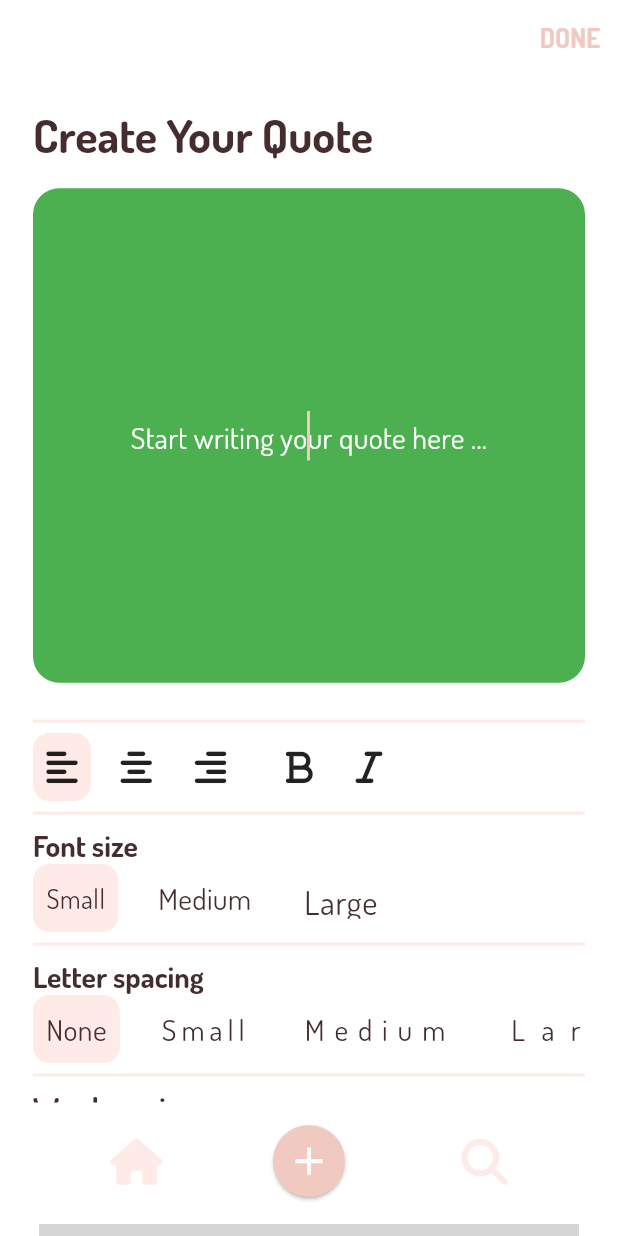
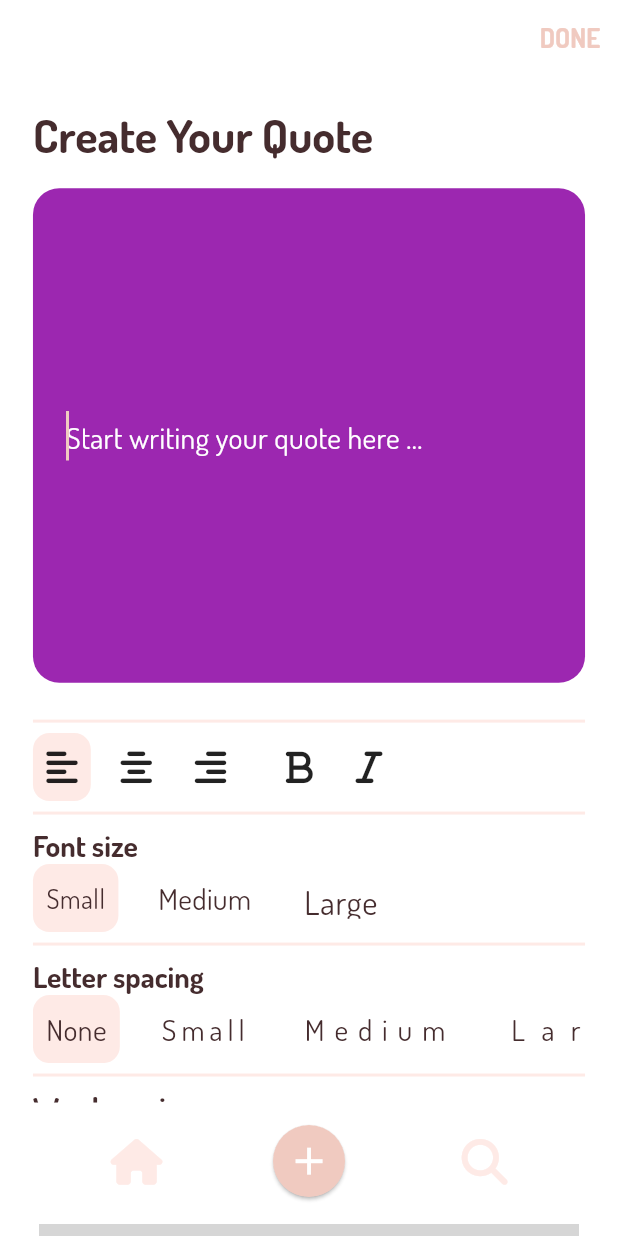
Before and after one commit to passion-127/flutter-quote_generator, a Flutter app: the CreateQuoteScreen screen opened by its route, on a phone screen of 412 x 824 dp. Run offline on Flutter 3.47's test engine with Material 2 defaults, Android fonts, the phone set to English and light mode, and no system bars; our stand-ins replace flutter_riverpod, flutter_screenutil, font_awesome_flutter, go_router; missing offline and left inert: flex_color_picker; grey boxes are pictures that could not be loaded.

Commit message:
riverpod for textsettings

```diff
--- a/lib/main.dart
+++ b/lib/main.dart
@@ -1,8 +1,11 @@
 import 'package:flutter/material.dart';
+import 'package:flutter_riverpod/flutter_riverpod.dart';
 import 'app/app.dart';
 
 void main() {
   runApp(
-    const QuoteGeneratorApp(),
+    const ProviderScope(
+      child: QuoteGeneratorApp(),
+    ),
   );
 }
--- a/lib/screens/create_quote_screen.dart
+++ b/lib/screens/create_quote_screen.dart
@@ -1,10 +1,12 @@
 import 'package:flutter/material.dart';
+import 'package:flutter_riverpod/flutter_riverpod.dart';
 import 'package:go_router/go_router.dart';
+import 'package:quote_generator/providers/text_settings_provider.dart';
 import 'package:quote_generator/theme/dimensions.dart';
 import 'package:quote_generator/translations/l10n.dart';
 import 'package:quote_generator/widgets/widgets.dart';
 
-class CreateQuoteScreen extends StatefulWidget {
+class CreateQuoteScreen extends ConsumerStatefulWidget {
   static CreateQuoteScreen builder(
     BuildContext context,
     GoRouterState state,
@@ -13,32 +15,17 @@ class CreateQuoteScreen extends StatefulWidget {
   const CreateQuoteScreen({super.key});
 
   @override
-  State<CreateQuoteScreen> createState() => _CreateQuoteScreenState();
+  ConsumerState<ConsumerStatefulWidget> createState() =>
+      _CreateQuoteScreenState();
 }
 
-class _CreateQuoteScreenState extends State<CreateQuoteScreen> {
-  late Color selectedColor;
+class _CreateQuoteScreenState extends ConsumerState<CreateQuoteScreen> {
   late TextEditingController _quoteTextController;
-  late TextAlign quoteTextAlign;
-  late Color quoteTextColor;
-  late double quoteTextFontSize;
-  late FontWeight quoteTextFontWeight;
-  late FontStyle quoteTextFontStyle;
-  late double quoteTextWordSpacing;
-  late double quoteTextLetterSpacing;
 
   @override
   void initState() {
     super.initState();
-    selectedColor = Colors.green;
     _quoteTextController = TextEditingController();
-    quoteTextAlign = TextAlign.center;
-    quoteTextColor = Colors.white;
-    quoteTextFontSize = Dimensions.quoteTextFontSizeMedium;
-    quoteTextFontWeight = FontWeight.bold;
-    quoteTextFontStyle = FontStyle.italic;
-    quoteTextWordSpacing = Dimensions.quoteTextWordSpacingSmall;
-    quoteTextLetterSpacing = Dimensions.quoteTextLetterSpacingNone;
   }
 
   @override
@@ -51,6 +38,16 @@ class _CreateQuoteScreenState extends State<CreateQuoteScreen> {
   Widget build(BuildContext context) {
     final theme = Theme.of(context);
     final textTheme = theme.textTheme;
+    final textSettings = ref.watch(textSettingsProvider);
+    final textAlign = textSettings.textAlign;
+    final backgroundColor = textSettings.backgroundColor;
+    const textColor = Colors.white;
+    final textFontSize = textSettings.fontSize;
+    final textFontWeight = textSettings.fontWeight;
+    final textFontStyle = textSettings.fontStyle;
+    final textWordSpacing = textSettings.wordSpacing;
+    final textLetterSpacing = textSettings.letterSpacing;
+
     return GestureDetector(
       onTap: () {
         FocusManager.instance.primaryFocus?.unfocus();
@@ -89,7 +86,7 @@ class _CreateQuoteScreenState extends State<CreateQuoteScreen> {
                   height: Dimensions.kScreenHeight40,
                   padding: Dimensions.kPaddingAllLarge,
                   decoration: BoxDecoration(
-                    color: selectedColor,
+                    color: textSettings.backgroundColor,
                     borderRadius: Dimensions.kBorderRadiusAllSmall,
                   ),
                   child: TextField(
@@ -106,23 +103,23 @@ class _CreateQuoteScreenState extends State<CreateQuoteScreen> {
                     scrollPadding: Dimensions.kPaddingAllLarge,
                     autofocus: true,
                     keyboardType: TextInputType.multiline,
-                    textAlign: quoteTextAlign,
+                    textAlign: textAlign,
                     style: TextStyle(
-                      color: quoteTextColor,
-                      fontSize: quoteTextFontSize,
-                      fontWeight: quoteTextFontWeight,
-                      fontStyle: quoteTextFontStyle,
-                      wordSpacing: quoteTextWordSpacing,
-                      letterSpacing: quoteTextLetterSpacing,
+                      color: textColor,
+                      fontSize: textFontSize,
+                      fontWeight: textFontWeight,
+                      fontStyle: textFontStyle,
+                      wordSpacing: textWordSpacing,
+                      letterSpacing: textLetterSpacing,
                     ),
                   ),
                 ),
               ),
-              const TextSettings(),
+              const DisplayTextSettings(),
               ColorPickerPalette(
-                selectedColor: selectedColor,
+                selectedColor: backgroundColor,
                 onColorChanged: (Color color) {
-                  setState(() => selectedColor = color);
+                  ref.read(textSettingsProvider.notifier).setColor(color);
                 },
               ),
               Dimensions.kVerticalSpaceLargest,
--- a/lib/widgets/create_quote_screen_widgets/create_quote_screen_widgets.dart
+++ b/lib/widgets/create_quote_screen_widgets/create_quote_screen_widgets.dart
@@ -2,7 +2,7 @@ export 'setting_title.dart';
 export 'text_align_selector.dart';
 export 'text_style_selector.dart';
 export 'setting_divider.dart';
-export 'text_settings.dart';
+export 'display_text_settings.dart';
 export 'text_size_selector.dart';
 export 'letter_spacing_selector.dart';
 export 'word_spacing_selector.dart';
--- a/lib/widgets/create_quote_screen_widgets/text_settings.dart
+++ b/lib/widgets/create_quote_screen_widgets/display_text_settings.dart
@@ -1,8 +1,8 @@
 import 'package:flutter/material.dart';
 import 'package:quote_generator/widgets/widgets.dart';
 
-class TextSettings extends StatelessWidget {
-  const TextSettings({super.key});
+class DisplayTextSettings extends StatelessWidget {
+  const DisplayTextSettings({super.key});
 
   @override
   Widget build(BuildContext context) {
--- a/lib/widgets/create_quote_screen_widgets/text_align_selector.dart
+++ b/lib/widgets/create_quote_screen_widgets/text_align_selector.dart
@@ -1,16 +1,19 @@
 import 'package:flutter/material.dart';
+import 'package:flutter_riverpod/flutter_riverpod.dart';
 import 'package:font_awesome_flutter/font_awesome_flutter.dart';
+import 'package:quote_generator/providers/text_settings_provider.dart';
 import 'package:quote_generator/theme/dimensions.dart';
 import 'package:quote_generator/widgets/widgets.dart';
 
-class TextAlignSelector extends StatefulWidget {
-  const TextAlignSelector({Key? key}) : super(key: key);
+class TextAlignSelector extends ConsumerStatefulWidget {
+  const TextAlignSelector({super.key});
 
   @override
-  State<TextAlignSelector> createState() => _TextAlignSelectorState();
+  ConsumerState<ConsumerStatefulWidget> createState() =>
+      _TextAlignSelectorState();
 }
 
-class _TextAlignSelectorState extends State<TextAlignSelector> {
+class _TextAlignSelectorState extends ConsumerState<TextAlignSelector> {
   int _isSelected = 0;
 
   final _textAlignListIcons = const [
@@ -18,6 +21,15 @@ class _TextAlignSelectorState extends State<TextAlignSelector> {
     FontAwesomeIcons.alignCenter,
     FontAwesomeIcons.alignRight,
   ];
+
+  TextAlign selectedTextAlign(int index) {
+    const textAlignList = [
+      TextAlign.start,
+      TextAlign.center,
+      TextAlign.end,
+    ];
+    return textAlignList[index];
+  }
 
   @override
   Widget build(BuildContext context) {
@@ -34,6 +46,9 @@ class _TextAlignSelectorState extends State<TextAlignSelector> {
 
               return TextSettingItemContainer(
                 onTap: () {
+                  ref
+                      .read(textSettingsProvider.notifier)
+                      .setAlign(selectedTextAlign(index));
                   setState(() {
                     _isSelected = index;
                   });
```
Also changed, not shown: lib/controllers/create_quote_controller.dart (deleted, +0 -11 lines), lib/providers/create_quote_provider.dart (added, +14 -0 lines), lib/providers/text_settings_provider.dart (added, +72 -0 lines).
